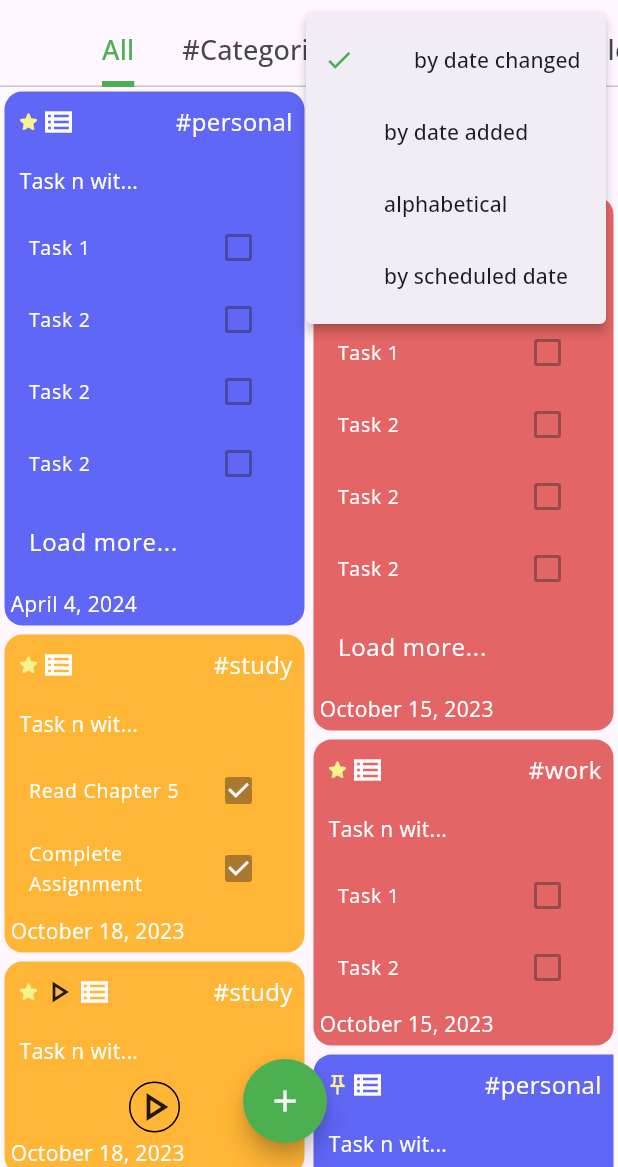
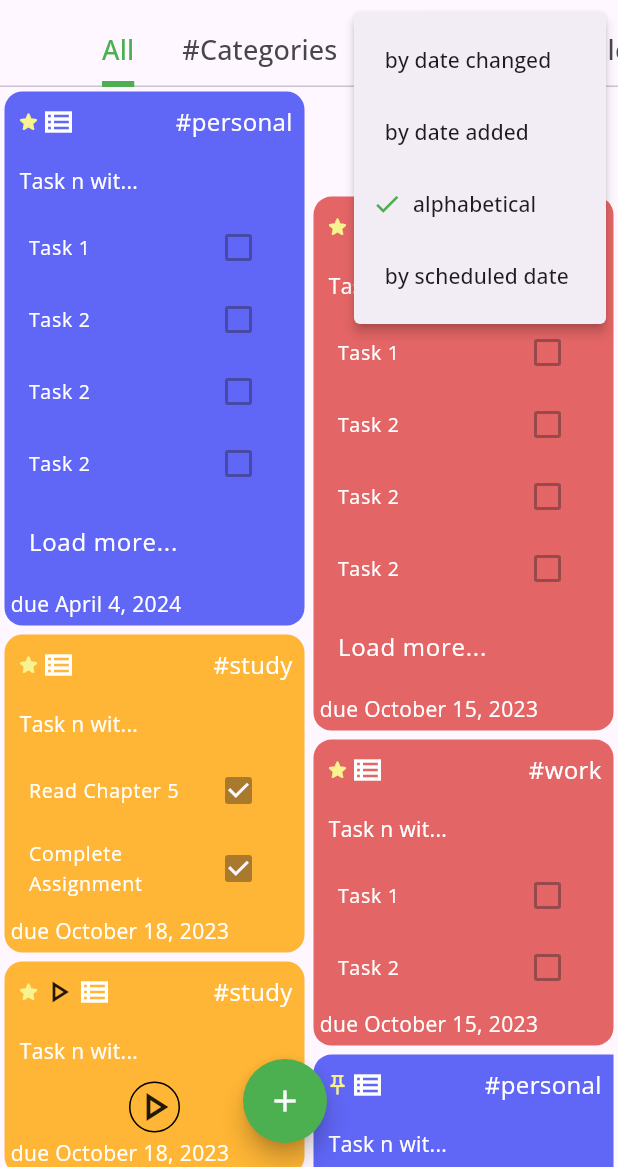
Before and after one commit to Hallcoder/znotes, a Flutter app: the screen it shows after launch, after a tap on the "sort" icon, on a phone screen of 412 x 824 dp, the part 69-1236 px from its top. Run offline on Flutter 3.47's test engine with Material 3 defaults, Android fonts, the light colour scheme and no system bars; our stand-ins replace audioplayers, auto_route, fluttertoast, video_player; missing offline and left inert: clipboard.

Commit message:
[feat:ui]: Popupmenu look

```diff
--- a/lib/components/CustomGridView.dart
+++ b/lib/components/CustomGridView.dart
@@ -13,13 +13,13 @@ class CustomGridView extends StatefulWidget {
       required this.filter,
       required this.audioPlayer,
       required this.options,
-      required this.tab})
+      required this.tab, required this.testNotes})
       : super(key: key);
   final String filter;
   final Map tab;
   final List<dynamic> options;
   final AudioPlayer audioPlayer;
-
+  final List<Note> testNotes;
   @override
   State<CustomGridView> createState() => _CustomGridViewState();
 }
@@ -150,7 +150,7 @@ class _CustomGridViewState extends State<CustomGridView> {
 
   List<Note> filterTestNotes() {
     List<Note> notes = [];
-    for (Note n in testNotes) {
+    for (Note n in widget.testNotes) {
       print(widget.tab);
       switch (widget.tab["filterProperty"]) {
         case "category":
@@ -189,7 +189,7 @@ class _CustomGridViewState extends State<CustomGridView> {
           if (!n.isStarred && !n.isPinned && !n.completed) notes.add(n);
           break;
         default:
-          notes = testNotes;
+          notes = widget.testNotes;
           break;
       }
     }
@@ -197,9 +197,9 @@ class _CustomGridViewState extends State<CustomGridView> {
   }
 
   void updateNote(Note oldNote, Note newNote) {
-    int index = testNotes.indexOf(oldNote);
+    int index = widget.testNotes.indexOf(oldNote);
     if (index > 0) {
-      testNotes[index] = newNote;
+      widget.testNotes[index] = newNote;
     }
     fetchNotes();
   }
@@ -223,11 +223,11 @@ class _CustomGridViewState extends State<CustomGridView> {
   }
 
   void deleteNote(Note n) {
-    int index = testNotes.indexOf(n);
+    int index = widget.testNotes.indexOf(n);
     if (index >= 0) {
-      print("Before delete ${testNotes[index].id}");
-      testNotes.remove(n);
-      print("After delete ${testNotes[index].id}");
+      print("Before delete ${widget.testNotes[index].id}");
+      widget.testNotes.remove(n);
+      print("After delete ${widget.testNotes[index].id}");
       Fluttertoast.showToast(msg: "Note deleted");
     } else {
       Fluttertoast.showToast(msg: "Note not found!");
--- a/lib/components/CustomListTile.dart
+++ b/lib/components/CustomListTile.dart
@@ -1,3 +1,4 @@
+import 'package:flutter/cupertino.dart';
 import 'package:flutter/material.dart';
 
 class CustomListTile extends StatelessWidget {
@@ -9,21 +10,19 @@ class CustomListTile extends StatelessWidget {
   @override
   Widget build(BuildContext context) {
     return Row(
-      // mainAxisAlignment: MainAxisAlignment.spaceAround,
       children: [
         isSelected
-            ? const SizedBox(
-                width: 20.0,
-                child: Icon(
+            ? const Flexible(
+                flex: 3,
+                child:  Icon(
                   Icons.check,
                   color: Colors.green,
                   size: 20.0,
-                ))
+                ),
+              )
             : const SizedBox(),
-        const SizedBox(
-          width: 40.0,
-        ),
-        Text(text, textAlign: TextAlign.start)
+        const Spacer(flex: 1),
+        Expanded(flex:16,child: Text(text))
       ],
     );
   }
--- a/lib/components/NoteCard.dart
+++ b/lib/components/NoteCard.dart
@@ -133,7 +133,7 @@ class _NoteCardState extends State<NoteCard> {
               Padding(
                 padding: const EdgeInsets.all(4.0),
                 child: Text(
-                  formatter.format(widget.note.dueDate),
+                  "due ${formatter.format(widget.note.dueDate)}",
                   style: whiteText,
                 ),
               )
--- a/lib/constants.dart
+++ b/lib/constants.dart
@@ -265,8 +265,7 @@ List<Note> testNotes = [
     reminders: [DateTime(2023, 10, 22), DateTime(2023, 10, 24)],
   ),
   Note(
-    titleDescription:
-    "Task n with description that I want to cut and show less text",
+    titleDescription: "Task n with description that I want to cut and show less text",
     category:
     Category(name: "Study", color: categoryColors["Study"] ?? Colors.amber),
     color: Colors.yellow,
--- a/lib/screens/FavoritesScreen.dart
+++ b/lib/screens/FavoritesScreen.dart
@@ -23,7 +23,7 @@ class FavoritesPage extends StatelessWidget {
           filter: "Favorites",
           options: const [],
           audioPlayer: audioPlayer,
-          tab:tabs[5]
+          tab:tabs[5], testNotes: testNotes,
       ),
     );
   }
--- a/lib/screens/HomeScreen.dart
+++ b/lib/screens/HomeScreen.dart
@@ -1,10 +1,10 @@
-import 'package:auto_route/annotations.dart';
 import 'package:auto_route/auto_route.dart';
 import 'package:flutter/material.dart';
 import 'package:znotes/components/CustomGridView.dart';
 import 'package:znotes/components/CustomListTile.dart';
 import 'package:znotes/constants.dart';
 import 'package:znotes/routers/router.gr.dart';
+import 'package:znotes/utils/content_types.dart';
 
 @RoutePage()
 class HomeScreen extends StatefulWidget {
@@ -18,6 +18,8 @@ class _HomeScreenState extends State<HomeScreen>
     with SingleTickerProviderStateMixin {
   late final TabController _tabController =
       TabController(length: tabs.length, vsync: this);
+  late List<Note> sortedNotes;
+  SortType currentSortFilter = SortType.byAlphabet;
 
   @override
   void dispose() {
@@ -27,9 +29,16 @@ class _HomeScreenState extends State<HomeScreen>
     tabViews = [];
   }
 
+  updateSortFilter(SortType newSortFilter) {
+    setState(() {
+      currentSortFilter = newSortFilter;
+    });
+  }
+
   @override
   void initState() {
     super.initState();
+    sortedNotes = testNotes;
     for (var tab in tabs) {
       renderedTabs.add(Tab(child: tab["title"]));
       tabViews.add(
@@ -37,7 +46,8 @@ class _HomeScreenState extends State<HomeScreen>
             filter: tab["child"],
             options: tab["options"],
             audioPlayer: audioPlayer,
-            tab: tab),
+            tab: tab,
+            testNotes: sortedNotes),
       );
       // implement so the GridView custom component receives arguments that tell it which notes to load from SharedPreferences and show.
     }
@@ -92,7 +102,10 @@ class _HomeScreenState extends State<HomeScreen>
                   size: 32.0),
             ),
           ),
-          SortMenu()
+          SortMenu(
+              sortedNotes: sortedNotes,
+              currentSortFilter: currentSortFilter,
+              updateSortFilter: updateSortFilter)
         ],
       ),
       body: TabBarView(
@@ -103,34 +116,69 @@ class _HomeScreenState extends State<HomeScreen>
   }
 }
 
-class SortMenu extends StatelessWidget {
-  const SortMenu({
-    super.key,
-  });
+class SortMenu extends StatefulWidget {
+  const SortMenu(
+      {super.key,
+      required this.sortedNotes,
+      required this.currentSortFilter,
+      required this.updateSortFilter});
+
+  final List<Note> sortedNotes;
+  final SortType currentSortFilter;
+  final Function updateSortFilter;
+
+  @override
+  State<SortMenu> createState() => _SortMenuState();
+}
+
+class _SortMenuState extends State<SortMenu> {
+  void sortNotes() {
+    widget.sortedNotes.sort((a, b) {
+      switch (widget.currentSortFilter) {
+        case SortType.byDateChanged:
+          if (a.modifiedDate.isAfter(b.modifiedDate)) {
+            return -1;
+          } else {
+            return 1;
+          }
+        case SortType.byAlphabet:
+          return a.titleDescription.compareTo(b.titleDescription);
+        case SortType.byDateAdded:
+          if (a.createdAt.isAfter(b.createdAt)) {
+            return -1;
+          } else {
+            return 1;
+          }
+        case SortType.byScheduledDate:
+          if (a.dueDate.isAfter(b.dueDate)) {
+            return -1;
+          } else {
+            return 1;
+          }
+      }
+    });
+  }
 
   @override
   Widget build(BuildContext context) {
     return InkWell(
-      child:
-          Icon(color: primaryIconColor, Icons.sort_outlined, size: 32.0),
-      onTap: (){
+      child: Icon(color: primaryIconColor, Icons.sort_outlined, size: 32.0),
+      onTap: () {
         showDropdownMenu(context);
       },
     );
   }
-}
-
 
   Future<dynamic> showDropdownMenu(BuildContext context) {
     final RenderBox button = context.findRenderObject() as RenderBox;
     final RenderBox overlay =
-    Overlay.of(context).context.findRenderObject() as RenderBox;
+        Overlay.of(context).context.findRenderObject() as RenderBox;
 
     final Offset bottomRightPosition = button
         .localToGlobal(button.size.bottomRight(Offset.zero), ancestor: overlay);
 
     final RelativeRect position = RelativeRect.fromLTRB(
-      bottomRightPosition.dx , // Adjust this value based on the menu width
+      bottomRightPosition.dx, // Adjust this value based on the menu width
       bottomRightPosition.dy + 10,
       // Adjust this value based on the menu height
       bottomRightPosition.dx,
@@ -142,22 +190,45 @@ class SortMenu extends StatelessWidget {
         constraints: const BoxConstraints(
           maxWidth: 200.0,
         ),
-        items: const [
+        items: [
           PopupMenuItem(
-            onTap: (){
-
+            onTap: () {
+              print("Two in one");
+              sortNotes();
+              widget.updateSortFilter(SortType.byDateChanged);
             },
-            child: CustomListTile(text: "by date changed", isSelected: true),
+            child: CustomListTile(
+                text: "by date changed",
+                isSelected: widget.currentSortFilter == SortType.byDateChanged),
           ),
           PopupMenuItem(
-            child: CustomListTile(text: "by date added", isSelected: false),
+            onTap: () {
+              sortNotes();
+              widget.updateSortFilter(SortType.byDateAdded);
+            },
+            child: CustomListTile(
+                text: "by date added",
+                isSelected: widget.currentSortFilter == SortType.byDateAdded),
           ),
           PopupMenuItem(
-            child: CustomListTile(text: "alphabetical", isSelected: false),
+            onTap: () {
+              sortNotes();
+              widget.updateSortFilter(SortType.byAlphabet);
+            },
+            child: CustomListTile(
+                text: "alphabetical",
+                isSelected: widget.currentSortFilter == SortType.byAlphabet),
           ),
           PopupMenuItem(
-            child:
-                CustomListTile(text: "by scheduled date", isSelected: false),
+            onTap: () {
+              sortNotes();
+              widget.updateSortFilter(SortType.byScheduledDate);
+            },
+            child: CustomListTile(
+                text: "by scheduled date",
+                isSelected:
+                    widget.currentSortFilter == SortType.byScheduledDate),
           ),
         ]);
   }
+}
--- a/lib/utils/content_types.dart
+++ b/lib/utils/content_types.dart
@@ -16,9 +16,25 @@ class Category {
 
   Category({required this.name, required this.color});
 }
+
 var uuid = const Uuid();
+
 class Note {
-  String id;
+  Note(
+      {required this.titleDescription,
+      required this.isStarred,
+      required this.isPinned,
+      required this.category,
+      required this.color,
+      required this.images,
+      required this.videos,
+      required this.audios,
+      required this.subtasks,
+      required this.completed,
+      required this.dueDate,
+      required this.reminders})
+      : id = uuid.v4();
+  final String id;
   Category category;
   Color color;
   bool isStarred;
@@ -31,19 +47,8 @@ class Note {
   bool completed;
   DateTime dueDate;
   List<DateTime> reminders;
-  Note(
-      {required this.titleDescription,
-      required this.isStarred,
-      required this.isPinned,
-      required this.category,
-      required this.color,
-      required this.images,
-      required this.videos,
-      required this.audios,
-      required this.subtasks,
-      required this.completed,
-      required this.dueDate,
-      required this.reminders}):id = uuid.v4();
+  late DateTime modifiedDate = DateTime.now();
+  late DateTime createdAt = DateTime.now();
 
   @override
   String toString() {
@@ -81,7 +86,7 @@ class ImageContent extends Content {
   MenuItem(this.title, this.doAction, this.successMessage);
 }
 
-  enum ActionType{
+enum ActionType {
   setComplete,
   copyNote,
   pinNote,
@@ -89,3 +94,5 @@ class ImageContent extends Content {
   addNoteAsWidget,
   deleteNote
 }
+
+enum SortType { byDateChanged, byDateAdded, byAlphabet, byScheduledDate }
```
Lines whose indentation alone changed are shown as unchanged.
